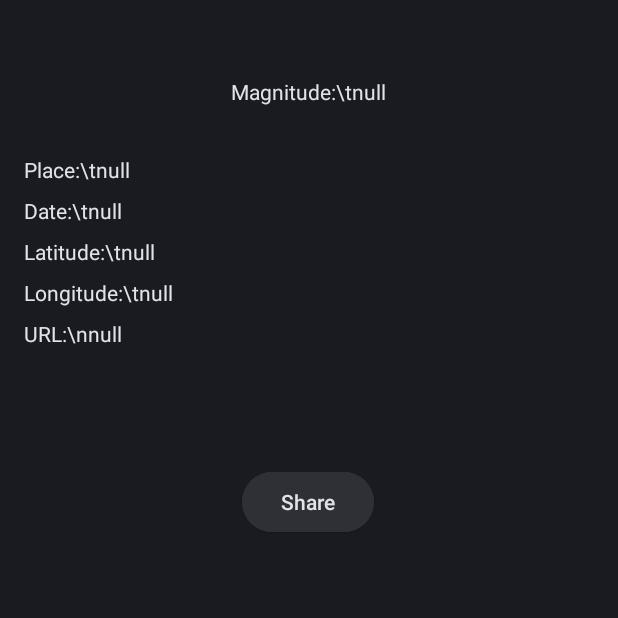
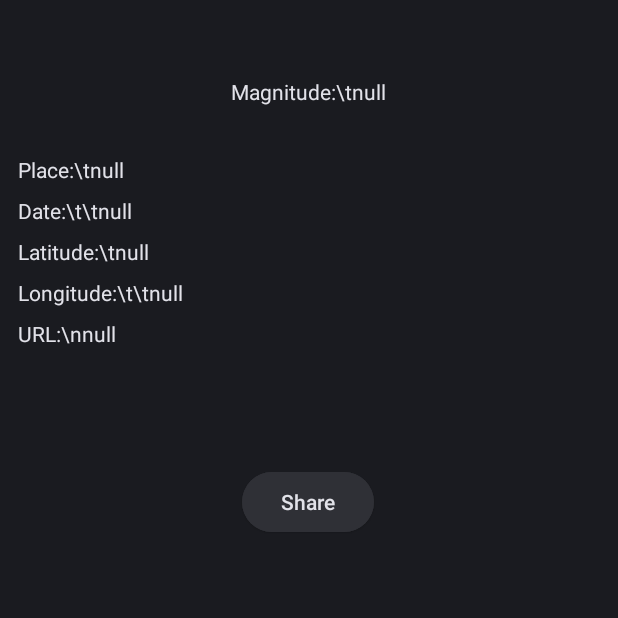
Before and after one commit to Manuesh/Earthquakes, an Android app: the DetailActivity screen opened directly, with no data from a screen before it, on a phone screen of 412 x 824 dp, the top half of it. Run offline under Robolectric (Android 15) with nearby library versions, the phone set to English and light mode, and no system bars; our stand-ins replace data binding.

Commit message:
Last GUI colors and TextViews refactoring

```diff
--- a/app/src/main/res/layout/activity_detail.xml
+++ b/app/src/main/res/layout/activity_detail.xml
@@ -47,7 +47,7 @@
             android:id="@+id/textEarthquakePlace"
             android:layout_width="wrap_content"
             android:layout_height="0dp"
-            android:layout_marginStart="16dp"
+            android:layout_marginStart="12dp"
             android:layout_marginTop="60dp"
             android:layout_marginEnd="337dp"
             android:textAlignment="textStart"
@@ -63,10 +63,10 @@
             android:id="@+id/textEarthquakeTime"
             android:layout_width="wrap_content"
             android:layout_height="0dp"
-            android:layout_marginStart="16dp"
+            android:layout_marginStart="12dp"
             android:layout_marginTop="8dp"
             android:layout_marginEnd="337dp"
-            android:text="@{`Date:\t` +earthquake.time.toString()}"
+            android:text="@{`Date:\t\t` +earthquake.time.toString()}"
             android:textColor="@color/material_dynamic_neutral90"
             app:layout_constraintEnd_toEndOf="parent"
             app:layout_constraintHorizontal_bias="0.0"
@@ -78,7 +78,7 @@
             android:id="@+id/textEarthquakeLatitude"
             android:layout_width="wrap_content"
             android:layout_height="0dp"
-            android:layout_marginStart="16dp"
+            android:layout_marginStart="12dp"
             android:layout_marginTop="8dp"
             android:layout_marginEnd="337dp"
             android:text="@{`Latitude:\t` +earthquake.latitude.toString()}"
@@ -93,10 +93,10 @@
             android:id="@+id/textEarthquakeLongitude"
             android:layout_width="wrap_content"
             android:layout_height="0dp"
-            android:layout_marginStart="16dp"
+            android:layout_marginStart="12dp"
             android:layout_marginTop="8dp"
             android:layout_marginEnd="337dp"
-            android:text="@{`Longitude:\t` +earthquake.longitude.toString()}"
+            android:text="@{`Longitude:\t\t` +earthquake.longitude.toString()}"
             android:textColor="@color/material_dynamic_neutral90"
             app:layout_constraintEnd_toEndOf="parent"
             app:layout_constraintHorizontal_bias="0.0"
@@ -108,7 +108,7 @@
             android:id="@+id/textEarthquakeURL"
             android:layout_width="wrap_content"
             android:layout_height="0dp"
-            android:layout_marginStart="16dp"
+            android:layout_marginStart="12dp"
             android:layout_marginTop="8dp"
             android:layout_marginEnd="337dp"
             android:text="@{`URL:\n` +earthquake.url}"
--- a/app/src/main/res/layout/activity_main.xml
+++ b/app/src/main/res/layout/activity_main.xml
@@ -11,8 +11,8 @@
         android:layout_width="0dp"
         android:layout_height="wrap_content"
         android:minHeight="?attr/actionBarSize"
-        android:background="@color/material_dynamic_neutral20"
-        app:shapeAppearance="@color/material_dynamic_neutral30"
+        android:background="@color/material_dynamic_neutral10"
+        app:shapeAppearance="@color/material_dynamic_neutral20"
         app:itemIconTint="@color/material_dynamic_neutral90"
         app:itemTextColor="@color/material_dynamic_neutral90"
         app:layout_constraintBottom_toBottomOf="parent"
--- a/app/src/main/res/layout/adapter_earthquake.xml
+++ b/app/src/main/res/layout/adapter_earthquake.xml
@@ -48,7 +48,7 @@
                     android:id="@+id/textEarthquakeTime"
                     android:layout_width="match_parent"
                     android:layout_height="wrap_content"
-                    android:text="@{`Date:\t` +earthquake.time.toString()}"
+                    android:text="@{`Date:\t\t` +earthquake.time.toString()}"
                     android:textColor="@color/material_dynamic_neutral90"
                     tools:text="Earthquake time" />
 
--- a/app/src/main/res/values-night/themes.xml
+++ b/app/src/main/res/values-night/themes.xml
@@ -3,7 +3,7 @@
     <style name="Base.Theme.Earthquakes" parent="Theme.Material3.DayNight.NoActionBar">
         <!-- Customize your dark theme here. -->
         <!-- <item name="colorPrimary">@color/my_dark_primary</item> -->
-        <item name = "android:navigationBarColor">@color/material_dynamic_neutral20</item>
+        <item name = "android:navigationBarColor">@color/material_dynamic_neutral10</item>
         <item name = "android:statusBarColor">@color/material_dynamic_neutral10</item>
         <item name = "android:colorBackground">@color/material_dynamic_neutral10</item>
         <item name = "android:colorForeground">@color/material_dynamic_neutral10</item>
@@ -11,6 +11,6 @@
         <item name = "android:colorPrimary">@color/material_dynamic_neutral10</item>
         <item name = "android:colorSecondary">@color/material_dynamic_neutral10</item>
         <item name = "android:colorError">@color/material_dynamic_neutral10</item>
-        <item name = "colorSecondaryContainer">@color/material_dynamic_neutral30</item>
+        <item name = "colorSecondaryContainer">@color/material_dynamic_neutral20</item>
     </style>
 </resources>
--- a/app/src/main/res/values/themes.xml
+++ b/app/src/main/res/values/themes.xml
@@ -3,7 +3,7 @@
     <style name="Base.Theme.Earthquakes" parent="Theme.Material3.DayNight.NoActionBar">
         <!-- Customize your light theme here. -->
         <!-- <item name="colorPrimary">@color/my_light_primary</item> -->
-        <item name = "android:navigationBarColor">@color/material_dynamic_neutral20</item>
+        <item name = "android:navigationBarColor">@color/material_dynamic_neutral10</item>
         <item name = "android:statusBarColor">@color/material_dynamic_neutral10</item>
         <item name = "android:colorBackground">@color/material_dynamic_neutral10</item>
         <item name = "android:colorForeground">@color/material_dynamic_neutral10</item>
@@ -11,7 +11,7 @@
         <item name = "android:colorPrimary">@color/material_dynamic_neutral10</item>
         <item name = "android:colorSecondary">@color/material_dynamic_neutral10</item>
         <item name = "android:colorError">@color/material_dynamic_neutral10</item>
-        <item name = "colorSecondaryContainer">@color/material_dynamic_neutral30</item>
+        <item name = "colorSecondaryContainer">@color/material_dynamic_neutral20</item>
     </style>
 
     <style name="Theme.Earthquakes" parent="Base.Theme.Earthquakes" />
```
